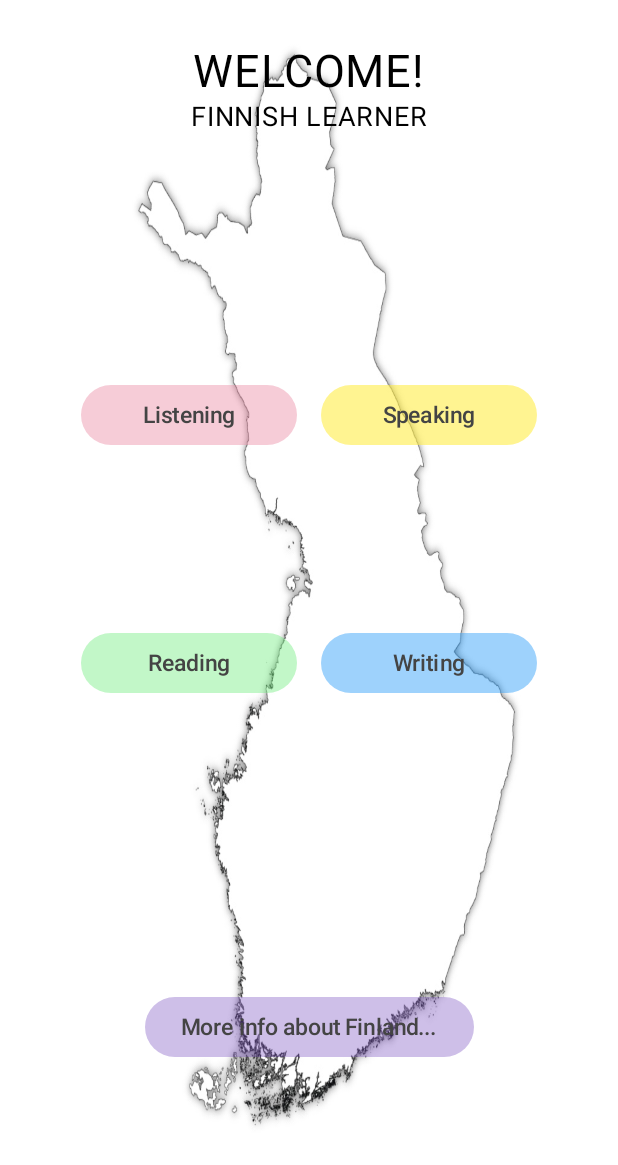
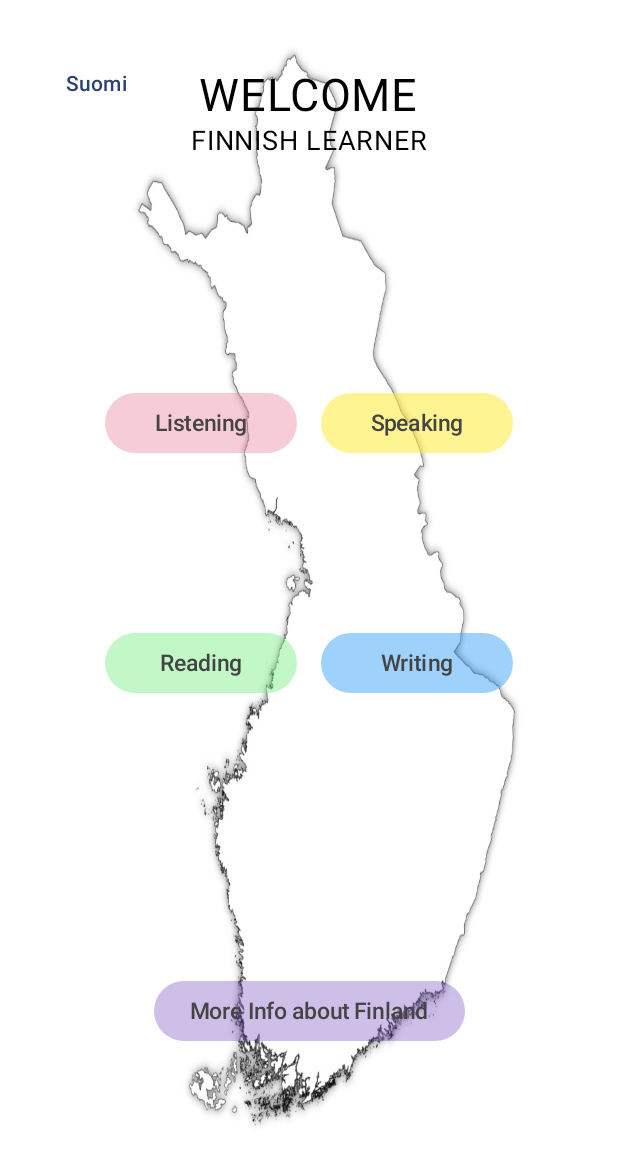
Before and after one commit to Evelyn9999/Andiod-Mobile-App, an Android app built with Jetpack Compose: the screen it shows after launch (MainActivity), on a phone screen of 412 x 824 dp. Shown: the top 1165 px of the screen. Run offline under Robolectric (Android 15) with nearby library versions, the phone set to English and light mode, and no system bars.

Commit message:
two languages added

```diff
--- a/app/src/main/java/com/example/finalproject/HomePage.kt
+++ b/app/src/main/java/com/example/finalproject/HomePage.kt
@@ -1,33 +1,32 @@
 package com.example.finalproject
 
 import androidx.compose.foundation.Image
-import androidx.compose.foundation.layout.Arrangement
-import androidx.compose.foundation.layout.Box
-import androidx.compose.foundation.layout.Column
-import androidx.compose.foundation.layout.Row
-import androidx.compose.foundation.layout.Spacer
-import androidx.compose.foundation.layout.fillMaxSize
-import androidx.compose.foundation.layout.fillMaxWidth
-import androidx.compose.foundation.layout.height
-import androidx.compose.foundation.layout.padding
-import androidx.compose.material3.Button
-import androidx.compose.material3.ButtonDefaults
-import androidx.compose.material3.Text
-import androidx.compose.runtime.Composable
+import androidx.compose.foundation.layout.*
+import androidx.compose.material3.*
+import androidx.compose.runtime.*
 import androidx.compose.ui.Alignment
 import androidx.compose.ui.Modifier
 import androidx.compose.ui.graphics.Color
 import androidx.compose.ui.layout.ContentScale
+import androidx.compose.ui.platform.LocalConfiguration
+import androidx.compose.ui.platform.LocalContext
 import androidx.compose.ui.res.painterResource
+import androidx.compose.ui.res.stringResource
 import androidx.compose.ui.tooling.preview.Preview
 import androidx.compose.ui.unit.dp
 import androidx.compose.ui.unit.sp
 import androidx.navigation.NavHostController
 import androidx.navigation.compose.rememberNavController
+import kotlinx.serialization.json.Json.Default.configuration
+import java.util.*
 
 
 @Composable
 fun HomePage(navController: NavHostController) {
+    var selectedLanguage by remember { mutableStateOf("English") }
+    val context = LocalContext.current
+    val configuration = LocalConfiguration.current
+
     val image = painterResource(R.drawable.finlandmap)
 
     Box(modifier = Modifier.fillMaxSize()) {
@@ -38,6 +37,21 @@ fun HomePage(navController: NavHostController) {
             modifier = Modifier.matchParentSize()
         )
 
+        var dropdownExpanded by remember { mutableStateOf(false) }
+
+        Box(modifier = Modifier.padding(16.dp)) {
+
+            TextButton(onClick = {
+                // Toggle between English and Finnish
+                selectedLanguage = if (selectedLanguage == "en") "fi" else "en"
+                val locale = Locale(selectedLanguage)
+                context.resources.configuration.setLocale(locale)
+                context.resources.updateConfiguration(context.resources.configuration, context.resources.displayMetrics)
+            }, modifier = Modifier.padding(16.dp).align(Alignment.TopStart)) {
+                Text(text = if (selectedLanguage == "en") "English" else "Suomi")
+            }
+
+
         Column(
             horizontalAlignment = Alignment.CenterHorizontally,
             modifier = Modifier
@@ -45,13 +59,13 @@ fun HomePage(navController: NavHostController) {
                 .padding(30.dp)
             ){
             Text(
-                text = "WELCOME!",
+                stringResource(R.string.WELCOME),
                 fontSize = 30.sp,
                 color = Color.Black,
                 modifier = Modifier.align(Alignment.CenterHorizontally)
             )
             Text(
-                text = "FINNISH LEARNER",
+                stringResource(R.string.FINNISH_LEARNER),
                 fontSize = 18.sp,
                 color = Color.Black,
                 modifier = Modifier.align(Alignment.CenterHorizontally)
@@ -82,7 +96,7 @@ fun HomePage(navController: NavHostController) {
                         .padding(8.dp)
                         .weight(1f)
                 ) {
-                    Text(text = "Listening", fontSize = 15.sp, color = Color.DarkGray)
+                    Text(stringResource(R.string.Listening), fontSize = 15.sp, color = Color.DarkGray)
                 }
 
                 // Button Speaking
@@ -95,7 +109,7 @@ fun HomePage(navController: NavHostController) {
                         .padding(8.dp)
                         .weight(1f)
                 ) {
-                    Text(text = "Speaking", fontSize = 15.sp, color = Color.DarkGray)
+                    Text(stringResource(R.string.Speaking), fontSize = 15.sp, color = Color.DarkGray)
                 }
             }
 
@@ -113,7 +127,7 @@ fun HomePage(navController: NavHostController) {
                         .padding(8.dp)
                         .weight(1f)
                 ) {
-                    Text(text = "Reading", fontSize = 15.sp, color = Color.DarkGray)
+                    Text(stringResource(R.string.Reading), fontSize = 15.sp, color = Color.DarkGray)
                 }
 
                 // Button Writing
@@ -127,7 +141,9 @@ fun HomePage(navController: NavHostController) {
                         .weight(1f)
 
                 ) {
-                    Text(text = "Writing", fontSize = 15.sp, color = Color.DarkGray)
+                    Text(stringResource(R.string.Writing),
+                        fontSize = 15.sp,
+                        color = Color.DarkGray)
                 }
             }
 
@@ -140,10 +156,11 @@ fun HomePage(navController: NavHostController) {
                 modifier = Modifier
                     .padding(16.dp)
             ) {
-                Text(text = "More info about Finland...", fontSize = 15.sp, color = Color.DarkGray)
+                Text(stringResource(R.string.More_info_about_Finland), fontSize = 15.sp, color = Color.DarkGray)
             }
         }
     }
+}
 }
 
 
--- a/app/src/main/java/com/example/finalproject/Reading.kt
+++ b/app/src/main/java/com/example/finalproject/Reading.kt
@@ -34,6 +34,7 @@ import androidx.compose.material3.MaterialTheme
 import androidx.compose.ui.draw.clip
 import androidx.compose.ui.graphics.Color
 import androidx.compose.ui.res.painterResource
+import androidx.compose.ui.res.stringResource
 
 
 data class NewsItem(val title: String, val imageUrl: Int, val summary: String)
@@ -76,7 +77,7 @@ fun Reading(navController: NavHostController) {
                 containerColor = Color(0x6666EB76),
             ),
         ) {
-            Text(text = "BACK", fontSize = 15.sp, color = Color.DarkGray)
+            Text(stringResource(R.string.BACK), fontSize = 15.sp, color = Color.DarkGray)
         }
 
         LazyColumn(modifier = Modifier.weight(1f)) {
@@ -94,7 +95,7 @@ fun Reading(navController: NavHostController) {
                 .align(Alignment.CenterHorizontally)
                 .padding(8.dp)
         ) {
-            Text("Click and Visit YLE News")
+            Text(stringResource(R.string.Visit_YLE_News))
         }
     }
 }
--- a/app/src/main/java/com/example/finalproject/ReadingDetail.kt
+++ b/app/src/main/java/com/example/finalproject/ReadingDetail.kt
@@ -11,6 +11,7 @@ import androidx.compose.runtime.Composable
 import androidx.compose.ui.Alignment
 import androidx.compose.ui.Modifier
 import androidx.compose.ui.graphics.Color
+import androidx.compose.ui.res.stringResource
 import androidx.compose.ui.tooling.preview.Preview
 import androidx.compose.ui.unit.dp
 import androidx.compose.ui.unit.sp
@@ -32,7 +33,7 @@ fun ReadingDetail(navController: NavHostController) {
                 colors = ButtonDefaults.buttonColors(
                     containerColor = Color(0x8FFFEB3B),
                 ),) {
-                Text("Back", color = Color.DarkGray)
+                Text(stringResource(R.string.BACK), color = Color.DarkGray)
             }
 
             Spacer(modifier = Modifier.height(26.dp))
--- a/app/src/main/java/com/example/finalproject/Speaking.kt
+++ b/app/src/main/java/com/example/finalproject/Speaking.kt
@@ -17,6 +17,7 @@ import androidx.compose.ui.graphics.Path
 import androidx.compose.ui.input.pointer.pointerInput
 import androidx.compose.ui.layout.ContentScale
 import androidx.compose.ui.res.painterResource
+import androidx.compose.ui.res.stringResource
 import androidx.compose.ui.tooling.preview.Preview
 import androidx.compose.ui.unit.dp
 import androidx.compose.ui.unit.sp
@@ -67,7 +68,7 @@ fun <MediaPlayer> Speaking(navController: NavHostController) {
                 containerColor = Color(0x8FFFEB3B),
             ),
         ) {
-            Text(text = "BACK", fontSize = 15.sp, color = Color.DarkGray)
+            Text(stringResource(R.string.BACK), fontSize = 15.sp, color = Color.DarkGray)
         }
 
     }
--- a/app/src/main/res/values/strings.xml
+++ b/app/src/main/res/values/strings.xml
@@ -1,4 +1,18 @@
 <resources>
     <string name="app_name">Final Project</string>
     <string name="title_activity_maps">MapsActivity</string>
+    <string name="WELCOME">WELCOME</string>
+    <string name="FINNISH_LEARNER">FINNISH LEARNER</string>
+    <string name="Listening">Listening</string>
+    <string name="Speaking">Speaking</string>
+    <string name="Reading">Reading</string>
+    <string name="Writing">Writing</string>
+    <string name="More_info_about_Finland">More Info about Finland</string>
+    <string name="BACK">BACK</string>
+    <string name="List">List</string>
+    <string name="Upload_audio">Upload your own audio...</string>
+    <string name="Visit_YLE_News">Click and Visit YLE News</string>
+    <string name="Submit">Submit</string>
+    <string name="Copy">Copy</string>
+    <string name="Remaining_Words">Remaining Words</string>
 </resources>
```
Also changed, not shown: app/src/main/java/com/example/finalproject/Listening.kt (+4 -5 lines), app/src/main/java/com/example/finalproject/Writing.kt (+4 -3 lines), 1 other file.
